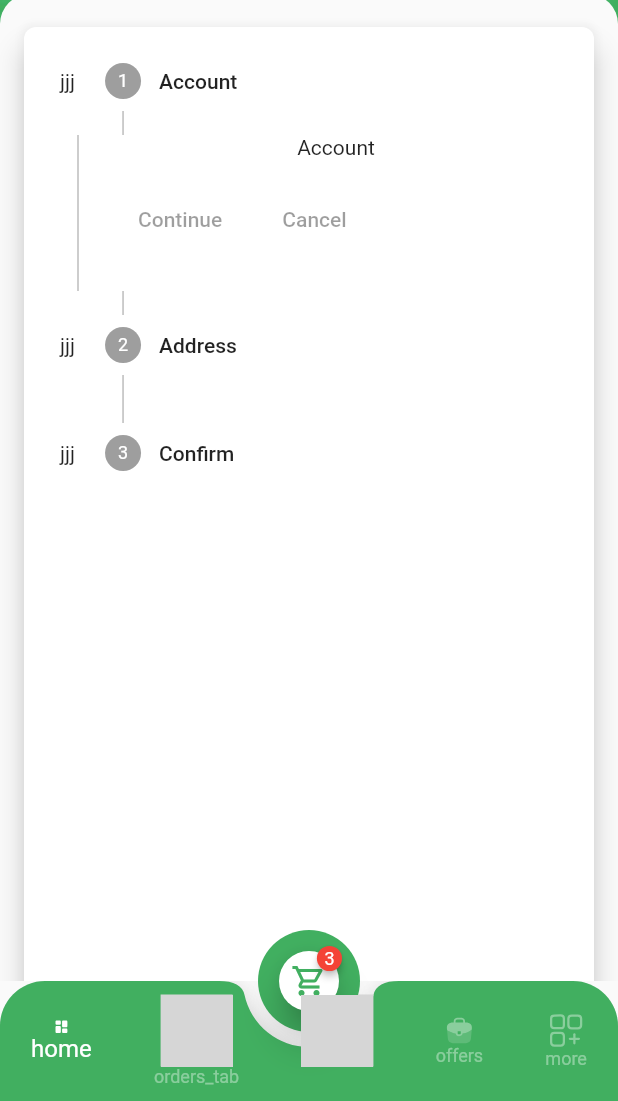
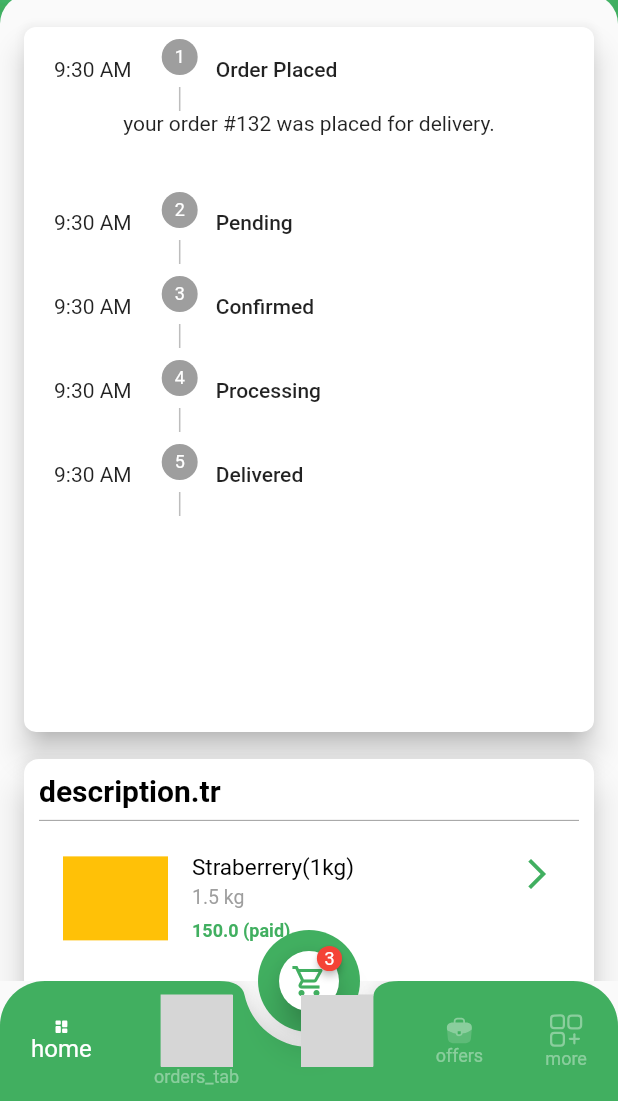
Before and after one commit to rehamsamy/crazy_food_final, a Flutter app: the OrdersDetailsScreen screen opened directly, on a phone screen of 412 x 824 dp, the part 135-1236 px from its top. Run offline on Flutter 3.47's test engine with Material 2 defaults, Android fonts, the phone set to English and light mode, and no system bars; drawn by our look-alikes of badges; our stand-ins replace cached_network_image, connectivity_plus, dio, flutter_rating_bar, flutter_screenutil, flutter_svg and 5 more; missing offline and left inert: restart_app; generated files the repository leaves out were written again; network calls fail; grey boxes are pictures that could not be loaded.

Commit message:
product details

```diff
--- a/lib/app/core/values/localization/ar.dart
+++ b/lib/app/core/values/localization/ar.dart
@@ -52,5 +52,13 @@ Map<String, String> ar = {
   'all_orders':'كل الطلبات',
 'processing':'جاري المعالجة',
 'pending':'ف الانتظار',
-'delivery':'تم التوصيل'
+'delivery':'تم التوصيل',
+  'order_placed_dts':'طلب رقم #12364 مقيد من اجل التوصيل',
+  'pending_dts':'طلبك في انتظار الارسال',
+  'confirmed_dts':'طلبك تم التاكيد من اجل الارسال',
+  'processing_dts':'طلبك ف المعالجه',
+  'delivered_dts':'طلبك تم الاستلام',
+  'order_placed':'تم الطلب',
+  'confirmed':'تم التاكيد',
+  'delivered':'تم التوصيل',
 };
--- a/lib/app/core/values/localization/en.dart
+++ b/lib/app/core/values/localization/en.dart
@@ -52,5 +52,13 @@ Map<String, String> en = {
   'all_orders':'All Orders',
   'processing':'Processing',
   'pending':'Pending',
-  'delivery':'Delivery'
+  'delivery':'Delivery',
+  'order_placed':'Order Placed',
+  'confirmed':'Confirmed',
+  'delivered':'Delivered',
+  'order_placed_dts':'your order #132 was placed for delivery.',
+  'pending_dts':'your orderis pending for confirmation.',
+  'confirmed_dts':'your product is confirmed to deliver',
+  'processing_dts':'your product is processing to deliver',
+  'delivered_dts':'your product is delivered to you ',
 };
--- /dev/null
+++ b/lib/app/modules/map/controller/map_controller.dart
@@ -0,0 +1,4 @@
+import 'package:get/get.dart';
+class MapController extends GetxController{
+
+}
--- a/lib/app/modules/orders_details/view/orders_details_screen.dart
+++ b/lib/app/modules/orders_details/view/orders_details_screen.dart
@@ -12,9 +12,11 @@ import 'package:get/get.dart';
 
 class OrdersDetailsScreen extends GetView<HomeController> {
   List<step.Step> stepList() => [
-    const step.Step(title: Text('Account'),time: Text('ddd'), content: Center(child: Text('Account'),)),
-    const step.Step(title: Text('Address'),time: Text('ddd'), content: Center(child: Text('Address'),)),
-    const step.Step(title: Text('Confirm'),time: Text('ddd'), content: Center(child: Text('Confirm'),))
+     step.Step(title: Text('order_placed'.tr),time: '9:30 AM', content:Text('order_placed_dts'.tr),),
+     step.Step(title: Text('pending'.tr),time:'9:30 AM', content: Center(child: Text('pending_dts'.tr),)),
+     step.Step(title: Text('confirmed'.tr),time: '9:30 AM', content: Center(child: Text('confirmed_dts'.tr),)),
+     step.Step(title: Text('processing'.tr),time:'9:30 AM', content: Center(child: Text('processing_dts'.tr),)),
+     step.Step(title: Text('delivered'.tr),time:'9:30 AM', content: Center(child: Text('delivered_dts'.tr),))
   ];
   @override
   Widget build(BuildContext context) {
@@ -25,6 +27,7 @@ class OrdersDetailsScreen extends GetView<HomeController> {
             width: Get.width,
             height: Get.height,
             child: SingleChildScrollView(
+              physics: BouncingScrollPhysics(),
               child: Column(
                 children: [
                   SizedBox(
@@ -48,6 +51,10 @@ class OrdersDetailsScreen extends GetView<HomeController> {
                     ),
                     padding: const EdgeInsets.symmetric(
                         horizontal: 12.0, vertical: 18.0),
+                    child: Column(
+                      children: [
+                        SizedBox(
+                          height:Get.height*0.58,
                           child: Card(
                             elevation: 8,
                             color: Colors.white,
@@ -58,11 +65,72 @@ class OrdersDetailsScreen extends GetView<HomeController> {
                             child: Column(
                               children: [
                                 CustomStepper(steps: stepList() ),
-                              AppText(''),
-                              AppText(''),
-                              AppText(''),
                               ],
                             ),
+                          ),
+                        ),
+                        SizedBox(height: 10),
+                        SizedBox(
+                          height: Get.height*0.20,
+                          child: Card(
+                              color: Colors.white,
+                              elevation: 10,
+                              clipBehavior: Clip.antiAliasWithSaveLayer,
+                              shape: RoundedRectangleBorder(borderRadius: BorderRadius.circular(10)),
+                              child: Padding(
+                                padding: const EdgeInsets.all(10.0),
+                                child: Column(
+                                  mainAxisAlignment: MainAxisAlignment.start,
+                                  crossAxisAlignment: CrossAxisAlignment.start,
+                                  children: [
+                                    AppText(
+                                      'description.tr',
+                                      fontWeight: FontWeight.bold,
+                                      fontSize: 20,
+                                    ),
+                                    Divider(
+                                      color: Colors.grey,
+                                    ),
+                                    ListTile(
+                                      // onTap: () => Get.to(() => MapScreen(), binding: GetBinding()),
+                                      isThreeLine: true,
+                                      leading:Container(
+                                        color: Colors.amber,
+                                        width: 70,
+                                        height: 70,
+                                      ),
+                                      title: AppText(
+                                        'Straberrery(1kg)',
+                                        fontSize: 15,
+                                      ),
+                                      trailing: Icon(
+                                        Icons.arrow_forward_ios_sharp,
+                                        color: kPrimaryColor,
+                                      ),
+                                      subtitle: Column(
+                                        crossAxisAlignment: CrossAxisAlignment.start,
+                                        children: [
+                                          AppText(
+                                            '1.5 kg ',
+                                            fontSize: 13,
+                                            color: Colors.grey,
+                                          ),
+                                          SizedBox(
+                                            height: 8,
+                                          ),
+                                          AppText(
+                                            '150.0 (paid)',
+                                            color: kPrimaryColor,
+                                            fontWeight: FontWeight.bold,
+                                          ),
+                                        ],
+                                      ),
+                                    )
+                                  ],
+                                ),
+                              )),
+                        ),
+                      ],
                     ),
                   )
                 ],
--- a/lib/app/shared/custom_stepper.dart
+++ b/lib/app/shared/custom_stepper.dart
@@ -60,7 +60,7 @@ class Step {
   final Widget title;
   final Widget? subtitle;
   final Widget content;
-  final Widget time;
+  final String time;
   final StepState state;
   final bool isActive;
   final Widget? label;
@@ -197,7 +197,9 @@ class _StepperState extends State<CustomStepper> with TickerProviderStateMixin {
   }
 
   Widget _buildCircle(int index, bool oldState) {
-    return Container(
+    return Column(
+      children: [
+        Container(
           margin: const EdgeInsets.symmetric(vertical: 8.0),
           width: _kStepSize,
           height: _kStepSize,
@@ -212,6 +214,9 @@ class _StepperState extends State<CustomStepper> with TickerProviderStateMixin {
               child: _buildCircleChild(index, oldState && widget.steps[index].state == StepState.error),
             ),
           ),
+        ),
+        _buildLine(true),
+      ],
     );
   }
 
@@ -293,9 +298,6 @@ class _StepperState extends State<CustomStepper> with TickerProviderStateMixin {
       child: ConstrainedBox(
         constraints: const BoxConstraints.tightFor(height: 48.0),
         child: Row(
-          // The Material spec no longer includes a Stepper widget. The continue
-          // and cancel button styles have been configured to match the original
-          // version of this widget.
           children: <Widget>[
             TextButton(
               onPressed: widget.onStepContinue,
@@ -306,8 +308,8 @@ class _StepperState extends State<CustomStepper> with TickerProviderStateMixin {
                 backgroundColor: MaterialStateProperty.resolveWith<Color?>((Set<MaterialState> states) {
                   return _isDark() || states.contains(MaterialState.disabled) ? null : colorScheme.primary;
                 }),
-                padding: const MaterialStatePropertyAll<EdgeInsetsGeometry>(buttonPadding),
-                shape: const MaterialStatePropertyAll<OutlinedBorder>(buttonShape),
+                // padding: const MaterialStatePropertyAll<EdgeInsetsGeometry>(buttonPadding),
+                // shape: const MaterialStatePropertyAll<OutlinedBorder>(buttonShape),
               ),
               child: Text(localizations.continueButtonLabel),
             ),
@@ -428,21 +430,21 @@ class _StepperState extends State<CustomStepper> with TickerProviderStateMixin {
     return const SizedBox();
   }
 
-  Widget _buildVerticalHeader(int index) {
+  Widget _buildVerticalHeader(int index,String time) {
     return Container(
-      margin: const EdgeInsets.symmetric(horizontal: 24.0),
+      margin: const EdgeInsets.symmetric(horizontal: 20.0),
       child: Row(
         children: <Widget>[
-          Text('jjj'),
+          Text(time),
           Padding(
             padding: const EdgeInsets.only(left: 20.0),
             child: Column(
               children: <Widget>[
                 // Line parts are always added in order for the ink splash to
                 // flood the tips of the connector lines.
-                _buildLine(!_isFirst(index)),
+                //    _buildLine(!_isFirst(index)),
                 _buildIcon(index),
-                _buildLine(!_isLast(index)),
+                    // _buildLine(!_isLast(index)),
               ],
             ),
           ),
@@ -465,7 +467,7 @@ class _StepperState extends State<CustomStepper> with TickerProviderStateMixin {
           top: 0.0,
           bottom: 0.0,
           child: SizedBox(
-            width: 24.0,
+            width: 0.0,
             child: Center(
               child: SizedBox(
                 width: _isLast(index) ? 0.0 : 1.0,
@@ -480,14 +482,13 @@ class _StepperState extends State<CustomStepper> with TickerProviderStateMixin {
           firstChild: Container(height: 0.0),
           secondChild: Container(
             margin: widget.margin ?? const EdgeInsetsDirectional.only(
-              start: 60.0,
-              end: 24.0,
-              bottom: 24.0,
+              // end: 24.0,
+               bottom: 30.0,
             ),
             child: Column(
               children: <Widget>[
                 widget.steps[index].content,
-                _buildVerticalControls(index),
+                // _buildVerticalControls(index),
               ],
             ),
           ),
@@ -505,6 +506,7 @@ class _StepperState extends State<CustomStepper> with TickerProviderStateMixin {
     return ListView(
       shrinkWrap: true,
       physics: widget.physics,
+      semanticChildCount: 6,
       children: <Widget>[
         for (int i = 0; i < widget.steps.length; i += 1)
           Column(
@@ -523,7 +525,7 @@ class _StepperState extends State<CustomStepper> with TickerProviderStateMixin {
                   widget.onStepTapped?.call(i);
                 } : null,
                 canRequestFocus: widget.steps[i].state != StepState.disabled,
-                child: _buildVerticalHeader(i),
+                child: _buildVerticalHeader(i,widget.steps[i].time.toString()),
               ),
                _buildVerticalBody(i),
             ],
--- a/lib/app_constant.dart
+++ b/lib/app_constant.dart
@@ -4,7 +4,8 @@ import 'package:flutter/cupertino.dart';
 import 'package:flutter/material.dart';
 import 'package:get/get.dart';
 
-
+const String userAvatar =
+    'https://t4.ftcdn.net/jpg/03/83/25/83/360_F_383258331_D8imaEMl8Q3lf7EKU2Pi78Cn0R7KkW9o.jpg';
 NetworkService networkService = NetworkService(
   baseUrl: baseUrl,
   httpHeaders: {
```
Also changed, not shown: lib/app/modules/map/view/map_screen.dart (added, +157 -0 lines), pubspec.lock. Lines whose indentation alone changed are shown as unchanged.
